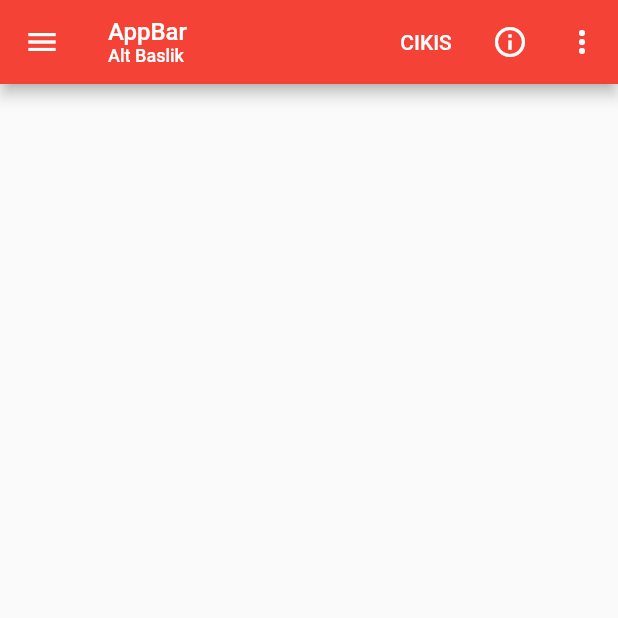
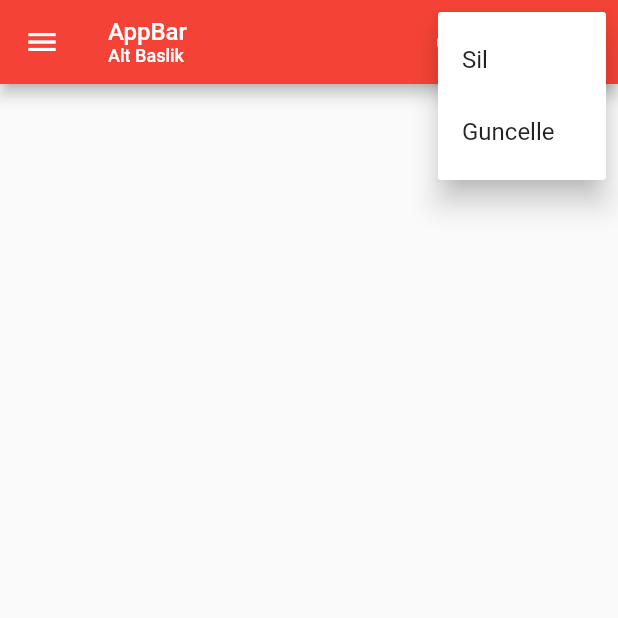
Before and after one commit to tahaturan/flutter_forms, a Flutter app: the AppBarKullanimi screen opened by its route, after a tap on the "more vert" icon, on a phone screen of 412 x 824 dp, the top half of it. Run offline on Flutter 3.47's test engine with Material 2 defaults, Android fonts, the phone set to English and light mode, and no system bars.

Commit message:
Appbar Kullanimi - PopUp Menu

```diff
--- a/lib/views/appbar_kullanimi.dart
+++ b/lib/views/appbar_kullanimi.dart
@@ -46,14 +46,40 @@ class _AppBarKullanimiState extends State<AppBarKullanimi> {
             icon: const Icon(Icons.info_outline),
             tooltip: "Bilgi",
           ),
-          IconButton(
-            onPressed: () {},
-            icon: const Icon(Icons.more_vert),
-            tooltip: "PopUp Menu",
-          )
+          const AppBarPopUpMenu()
         ],
       ),
       body: Container(),
     );
   }
 }
+
+class AppBarPopUpMenu extends StatelessWidget {
+  const AppBarPopUpMenu({
+    Key? key,
+  }) : super(key: key);
+
+  @override
+  Widget build(BuildContext context) {
+    return PopupMenuButton(
+      child: const Icon(Icons.more_vert),
+      itemBuilder: (context) => [
+        const PopupMenuItem(
+          value: 1,
+          child: Text("Sil"),
+        ),
+        const PopupMenuItem(
+          value: 2,
+          child: Text("Guncelle"),
+        ),
+      ],
+      onSelected: (menuItemValue) {
+        if (menuItemValue == 1) {
+          debugPrint("Sil Tiklanildi");
+        } else if (menuItemValue == 2) {
+          debugPrint("Guncelle tiklandi");
+        }
+      },
+    );
+  }
+}
```
Also changed, not shown: images/appbarkullanimi.gif (added), 1 other file.
